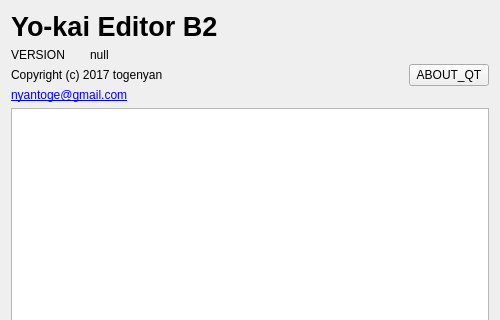
Qt form src/ui/version_dialog.ui (Orionsilver/Yo-kai_Editor_B2) before a commit; both pictures show x 0 to 500 and y 0 to 320 of the 500 by 500 pixel window.
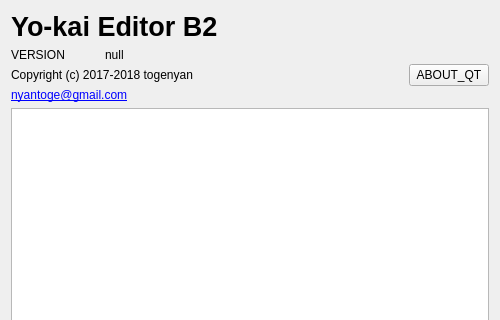
The same form after that commit.

The edit to the form file:
```diff
--- a/src/ui/version_dialog.ui
+++ b/src/ui/version_dialog.ui
@@ -58,7 +58,7 @@
          <item>
           <widget class="QLabel" name="label_4">
            <property name="text">
-            <string notr="true">Copyright (c) 2017 togenyan</string>
+            <string notr="true">Copyright (c) 2017-2018 togenyan</string>
            </property>
           </widget>
          </item>
```
